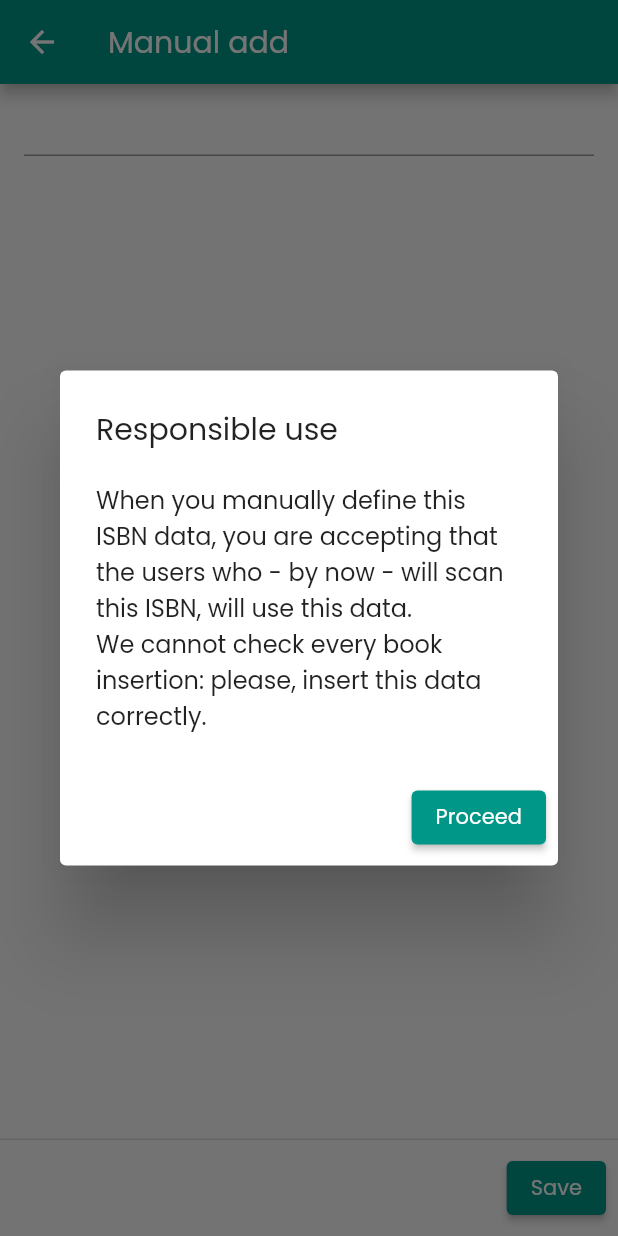
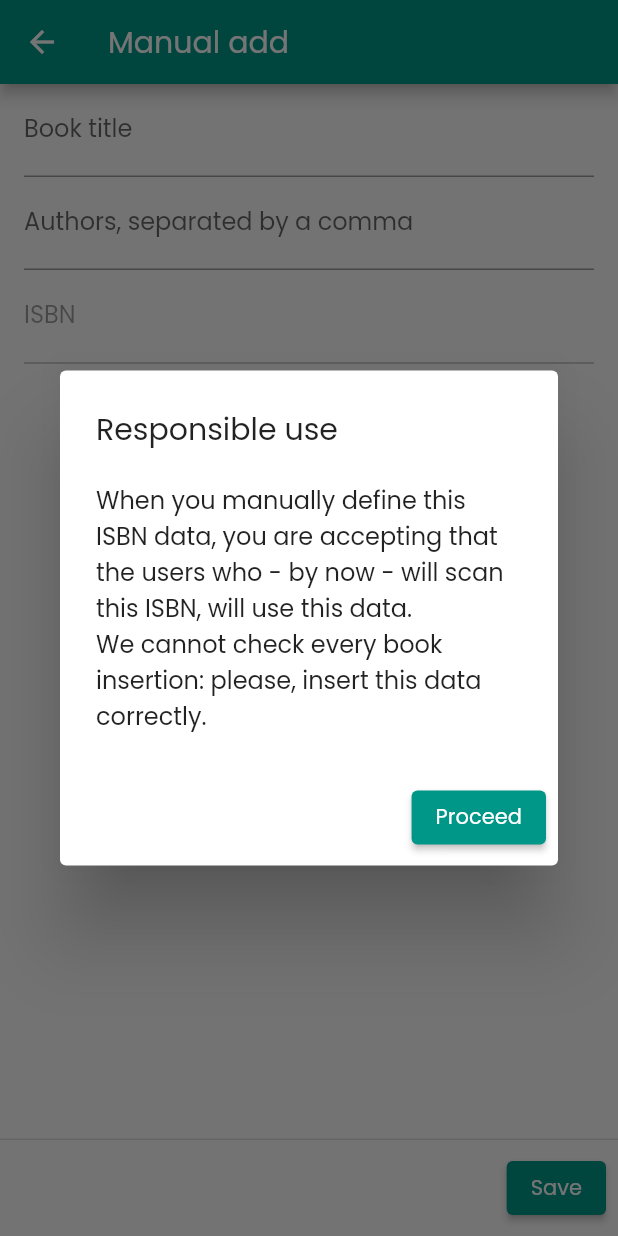
Before and after one commit to emiliodallatorre/bookaround, a Flutter app: the IsbnEditorScreen screen opened by its route, on a phone screen of 412 x 824 dp. Run offline on Flutter 3.47's test engine with Material 2 defaults, Android fonts, the light colour scheme and no system bars; our stand-ins replace cloud_firestore, cloud_functions, firebase_auth, firebase_core, firebase_messaging, form_field_validator and 3 more; missing offline and left inert: code_field, flutter_barcode_scanner, flutter_google_places, google_maps_webservice; accounts and stored records are empty; generated files the repository leaves out were written again; network calls fail.

Commit message:
Implementati validatori e parser per gli autori dei libri.

```diff
--- a/lib/interface/screen/home_screen.dart
+++ b/lib/interface/screen/home_screen.dart
@@ -80,7 +80,8 @@ class _HomeScreenState extends State<HomeScreen> {
 
           String isbn;
           try {
-            isbn = await BarcodeHelper.readBarcode(context);
+            // isbn = await BarcodeHelper.readBarcode(context);
+            isbn = "97888089199222";
 
             // L'utente ha scansionato un codice.
             if (isbn != null) {
--- a/lib/interface/screen/isbn_editor_screen.dart
+++ b/lib/interface/screen/isbn_editor_screen.dart
@@ -1,21 +1,36 @@
 import 'package:bookaround/generated/l10n.dart';
 import 'package:bookaround/models/isbn_model.dart';
+import 'package:bookaround/models/user_model.dart';
+import 'package:bookaround/resources/helper/author_helper.dart';
 import 'package:bookaround/resources/helper/isbn_helper.dart';
 import 'package:flutter/material.dart';
+import 'package:form_field_validator/form_field_validator.dart';
+import 'package:provider/provider.dart';
 import 'package:random_string/random_string.dart';
 
-class IsbnEditorScreen extends StatelessWidget {
+class IsbnEditorScreen extends StatefulWidget {
   static const String route = "/isbnEditorScreen";
 
+  @override
+  _IsbnEditorScreenState createState() => _IsbnEditorScreenState();
+}
+
+class _IsbnEditorScreenState extends State<IsbnEditorScreen> {
   final GlobalKey<FormState> formKey = GlobalKey<FormState>();
 
   IsbnModel isbn;
   bool shownFirstFrame = false;
 
+  Image bookCover;
+
   @override
   Widget build(BuildContext context) {
     if (isbn == null) {
-      isbn = IsbnModel(id: randomAlphaNumeric(20), isbn: ModalRoute.of(context).settings.arguments as String);
+      isbn = IsbnModel(
+        id: randomAlphaNumeric(20),
+        isbn: ModalRoute.of(context).settings.arguments as String,
+        authorUid: Provider.of<UserModel>(context, listen: false).uid,
+      );
 
       WidgetsBinding.instance.addPostFrameCallback((_) {
         if (!shownFirstFrame) {
@@ -48,7 +63,9 @@ class IsbnEditorScreen extends StatelessWidget {
             if (formKey.currentState.validate()) {
               formKey.currentState.save();
 
-              IsbnHelper.createIsbn(isbn);
+              if(bookCover == null) bookCover = Image
+
+              // IsbnHelper.createIsbn(isbn);
             }
           },
         ),
@@ -65,7 +82,24 @@ class IsbnEditorScreen extends StatelessWidget {
             key: formKey,
             child: Column(
               children: [
-                TextFormField(),
+                if(bookCover != null) Image(image: bookCover.image),
+                TextFormField(
+                  decoration: InputDecoration(labelText: S.current.title),
+                  onSaved: (String value) => isbn.title = value,
+                  validator: RequiredValidator(errorText: S.current.requiredField),
+                ),
+                TextFormField(
+                  decoration: InputDecoration(labelText: S.current.authors),
+                  onSaved: (String value) => isbn.authors = AuthorHelper.parseAuthors(value),
+                  validator: RequiredValidator(errorText: S.current.wrongField),
+                  textCapitalization: TextCapitalization.words,
+                ),
+                TextFormField(
+                  initialValue: isbn.isbn,
+                  decoration: InputDecoration(labelText: S.current.isbn),
+                  enabled: false,
+                  readOnly: true,
+                ),
               ],
             ),
           ),
--- a/lib/l10n/intl_en.arb
+++ b/lib/l10n/intl_en.arb
@@ -25,6 +25,7 @@
   "manualAdd": "Manual add",
   "title": "Book title",
   "authors": "Authors, separated by a comma",
+  "wrongField": "This field is not filled correctly",
   "isbn": "ISBN",
   "responsibleUse": "Responsible use",
   "responsibleUseExtended": "When you manually define this ISBN data, you are accepting that the users who - by now - will scan this ISBN, will use this data.\nWe cannot check every book insertion: please, insert this data correctly."
--- a/lib/l10n/intl_it.arb
+++ b/lib/l10n/intl_it.arb
@@ -25,6 +25,7 @@
   "manualAdd": "Aggiunta manuale",
   "title": "Titolo del libro",
   "authors": "Autori, separati da una virgola",
+  "wrongField": "Inserisci correttamente questo dato",
   "isbn": "ISBN",
   "responsibleUse": "Uso responsabile",
   "responsibleUseExtended": "Nel definire manualmente i dati di questo ISBN, accetti che gli utenti che dopo di te lo scansioneranno, possano attingere ai dati che ora inserirai.\nNon abbiamo la possibilità di controllare che ogni libro venga inserito correttamente: per favore, inserisci questi dati con cura."
--- a/lib/models/isbn_model.dart
+++ b/lib/models/isbn_model.dart
@@ -6,9 +6,9 @@ part 'isbn_model.g.dart';
 class IsbnModel {
   final String id;
   final String isbn;
-  final String title;
-  final List<String> authors;
-  final String coverUrl;
+  String title;
+  List<String> authors;
+  String coverUrl;
   final String authorUid;
 
   IsbnModel({
--- /dev/null
+++ b/lib/resources/helper/author_helper.dart
@@ -0,0 +1,11 @@
+import 'package:flutter/material.dart';
+
+class AuthorHelper {
+  static List<String> parseAuthors(String rawAuthors) {
+    List<String> authors = rawAuthors.split(",");
+    authors = authors.map((e) => e.trim()).toList();
+
+    debugPrint("Ho trasformato \"$rawAuthors\" in ${authors.toString()}.");
+    return authors;
+  }
+}
--- /dev/null
+++ b/lib/resources/validator/authors_validator.dart
@@ -0,0 +1,10 @@
+import 'package:bookaround/resources/helper/author_helper.dart';
+import 'package:form_field_validator/form_field_validator.dart';
+
+class AuthorsValidator extends TextFieldValidator {
+  AuthorsValidator(String errorText) : super(errorText);
+
+  @override
+  bool isValid(String value) => AuthorHelper.parseAuthors(value).isNotEmpty;
+
+}
```
Also changed, not shown: lib/generated/intl/messages_en.dart, lib/generated/intl/messages_it.dart, lib/generated/l10n.dart.
